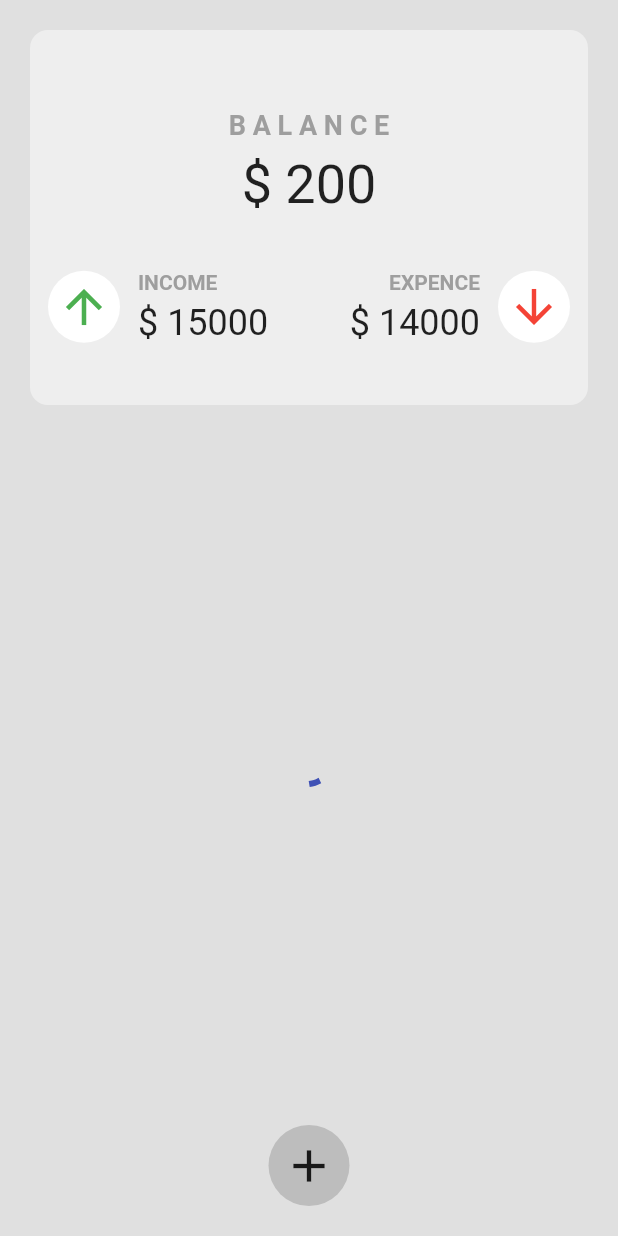
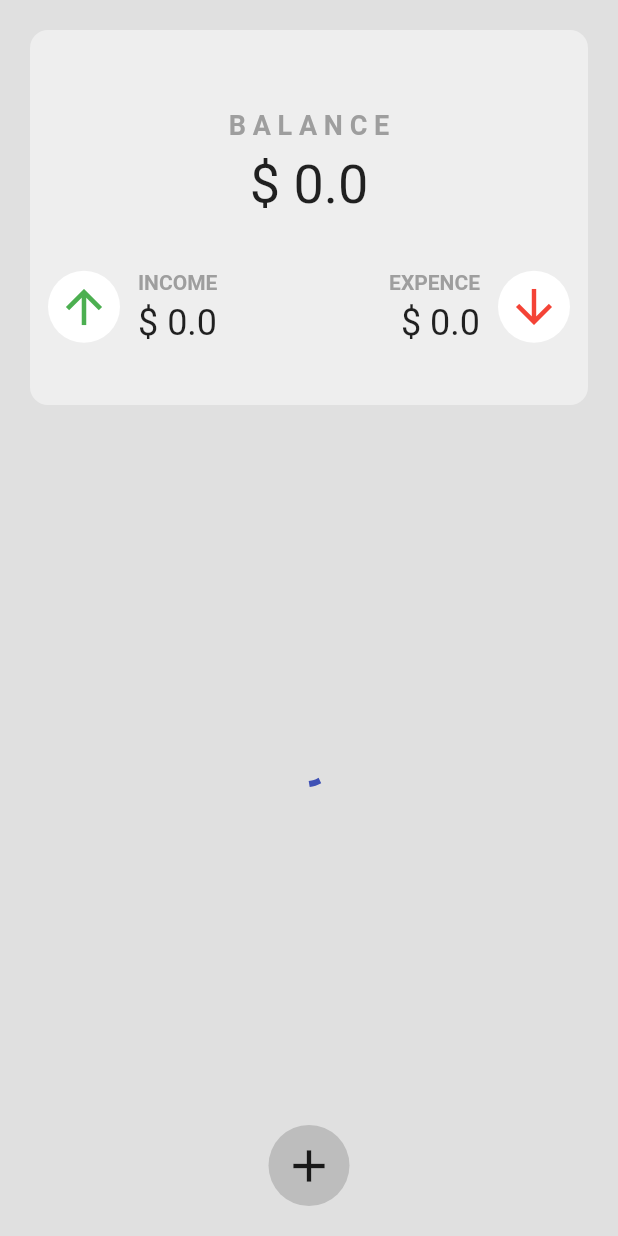
Before and after one commit to soikat77/sheet, a Flutter app: the screen it shows after launch, on a phone screen of 412 x 824 dp. Run offline on Flutter 3.47's test engine with Material 2 defaults, Android fonts, the phone set to English and light mode, and no system bars; missing offline and left inert: gsheets; key blocks and very long unbroken strings in the code were emptied for the run.

Commit message:
Balance Income Expence working

```diff
--- a/lib/google_sheets_api.dart
+++ b/lib/google_sheets_api.dart
@@ -91,4 +91,26 @@ class GoogleSheetsApi {
       isIncome == true ? 'income' : 'expence',
     ]);
   }
+
+  // calculate total income
+  static double calculateIncome() {
+    double totalIncome = 0;
+    for (int i = 0; i < currentTransactions.length; i++) {
+      if (currentTransactions[i][2] == 'income') {
+        totalIncome += double.parse(currentTransactions[i][1]);
+      }
+    }
+    return totalIncome;
+  }
+
+  // calculate total expence
+  static double calculateExpencee() {
+    double totalExp = 0;
+    for (int i = 0; i < currentTransactions.length; i++) {
+      if (currentTransactions[i][2] == 'expence') {
+        totalExp += double.parse(currentTransactions[i][1]);
+      }
+    }
+    return totalExp;
+  }
 }
--- a/lib/home_page.dart
+++ b/lib/home_page.dart
@@ -157,10 +157,12 @@ class _HomePageState extends State<HomePage> {
             padding: const EdgeInsets.all(8.0),
             child: Column(
               children: [
-                const TopNeuCard(
-                  balance: '200',
-                  income: '15000',
-                  expence: '14000',
+                TopNeuCard(
+                  balance: (GoogleSheetsApi.calculateIncome() -
+                          GoogleSheetsApi.calculateExpencee())
+                      .toString(),
+                  income: GoogleSheetsApi.calculateIncome().toString(),
+                  expence: GoogleSheetsApi.calculateExpencee().toString(),
                 ),
                 Expanded(
                   child: GoogleSheetsApi.loading == true
```
